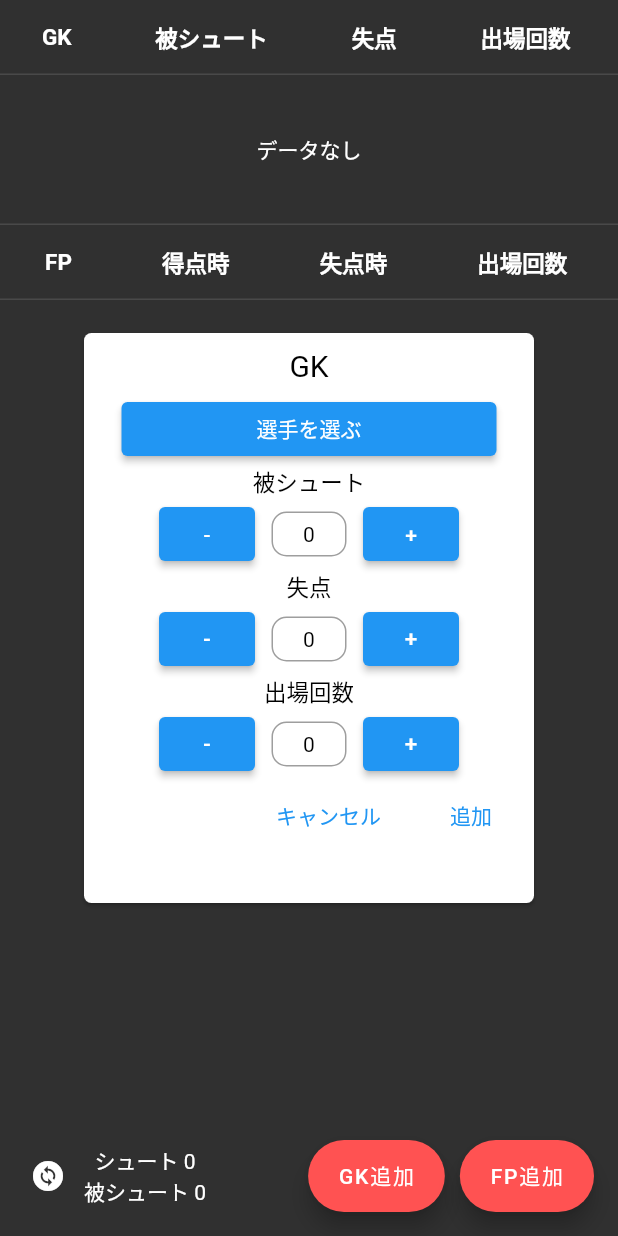
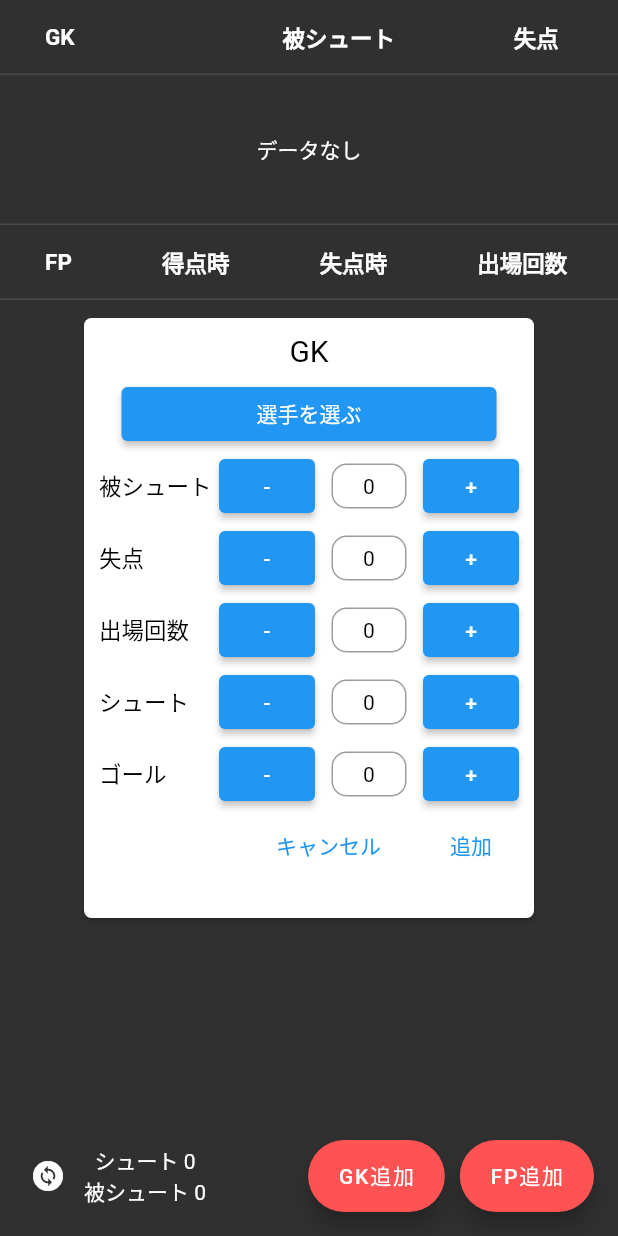
Before and after one commit to naokiwakata/futsal_analyse, a Flutter app: the PlayerStatsPage screen opened directly, after a tap on the "change circle" icon, after a tap on "GK追加", on a phone screen of 412 x 824 dp. Run offline on Flutter 3.47's test engine with Material 2 defaults, Android fonts, the phone set to English and light mode, and no system bars; our stand-ins replace charts_flutter, cloud_firestore, email_validator, firebase_auth, firebase_core, flutter_slidable and 2 more; missing offline and left inert: fcm_config; accounts and stored records are empty; statements that could not run were skipped.

Commit message:
個人スタッツにGKのゴールとシュートを反映

```diff
--- a/lib/presentation/input_game_data/player_stats_page.dart
+++ b/lib/presentation/input_game_data/player_stats_page.dart
@@ -26,11 +26,133 @@ class PlayerStatsPage extends StatelessWidget {
                 children: [
                   Column(
                     children: [
+                      GKSection(context, model),
+                      FPSection(model),
+                      model.gameFPList.isNotEmpty
+                          ? Expanded(
+                              child: Container(
+                                height: 550,
+                                child: Scrollbar(
+                                  child: ListView(
+                                    children: !model.hasShownParticipation
+                                        ? playerList(model.gameFPList, context)
+                                        : participationList(
+                                            model.gameFPList, context),
+                                  ),
+                                ),
+                              ),
+                            )
+                          : Expanded(
+                              child: Container(
+                                height: 600,
+                                width: double.infinity,
+                                child: Center(
+                                  child: Text('データなし'),
+                                ),
+                              ),
+                            ),
+                      bottomSection(model),
+                    ],
+                  ),
+                  showGK(context, model),
+                  showFP(model, context),
+                ],
+              ),
+            );
+          },
+        ),
+        floatingActionButton: Consumer<PlayerStatsModel>(
+          builder: (context, model, child) {
+            return Row(
+              mainAxisAlignment: MainAxisAlignment.end,
+              children: [
+                FloatingActionButton.extended(
+                  backgroundColor: Colors.redAccent,
+                  label: Text(
+                    'GK追加',
+                    style: TextStyle(color: Colors.white),
+                  ),
+                  heroTag: 'tag5',
+                  onPressed: () {
+                    model.selectGK();
+                    model.initValue();
+                  },
+                ),
+                SizedBox(
+                  width: 10,
+                ),
+                FloatingActionButton.extended(
+                  backgroundColor: Colors.redAccent,
+                  heroTag: 'tag6',
+                  label: Text(
+                    'FP追加',
+                    style: TextStyle(color: Colors.white),
+                  ),
+                  onPressed: () {
+                    model.selectFP();
+                    model.initValue();
+                  },
+                ),
+              ],
+            );
+          },
+        ),
+      ),
+    );
+  }
+
+  Widget bottomSection(PlayerStatsModel model) {
+    return Column(
+      children: [
+        Stack(
+          children: [
+            Container(
+              height: 80,
+            ),
+            Row(
+              children: [
+                Padding(
+                  padding: const EdgeInsets.only(left: 8, top: 16),
+                  child: IconButton(
+                    icon: Icon(Icons.change_circle),
+                    onPressed: () {
+                      model.changeFPlist();
+                    },
+                  ),
+                ),
+                Padding(
+                  padding: const EdgeInsets.only(top: 16),
+                  child: Column(
+                    mainAxisAlignment: MainAxisAlignment.start,
+                    children: [
+                      SizedBox(
+                        width: 20,
+                      ),
+                      Text('シュート ${model.allShoot}'),
+                      SizedBox(
+                        width: 10,
+                      ),
+                      Text('被シュート ${model.allShot}')
+                    ],
+                  ),
+                ),
+              ],
+            ),
+          ],
+        ),
+      ],
+    );
+  }
+
+  Widget GKSection(BuildContext context, PlayerStatsModel model) {
+    return Column(
+      children: [
         Container(
           height: 50,
           child: Row(
             mainAxisAlignment: MainAxisAlignment.spaceAround,
             children: [
+              SizedBox(width: 30),
               Container(
                 child: Text(
                   'GK',
@@ -40,6 +162,12 @@ class PlayerStatsPage extends StatelessWidget {
                   ),
                 ),
               ),
+              !model.hasShownParticipation
+                  ? Expanded(
+                      child: Row(
+                        mainAxisAlignment: MainAxisAlignment.spaceAround,
+                        children: [
+                          SizedBox(width: 20),
                           Container(
                             child: Text(
                               '被シュート',
@@ -69,6 +197,35 @@ class PlayerStatsPage extends StatelessWidget {
                           ),
                         ],
                       ),
+                    )
+                  : Expanded(
+                      child: Row(
+                        mainAxisAlignment: MainAxisAlignment.spaceAround,
+                        children: [
+                          SizedBox(width: 20),
+                          Container(
+                            child: Text(
+                              '被シュート',
+                              style: TextStyle(
+                                fontSize: 15,
+                                fontWeight: FontWeight.bold,
+                              ),
+                            ),
+                          ),
+                          Container(
+                            child: Text(
+                              '失点',
+                              style: TextStyle(
+                                fontSize: 15,
+                                fontWeight: FontWeight.bold,
+                              ),
+                            ),
+                          ),
+                        ],
+                      ),
+                    ),
+            ],
+          ),
         ),
         Divider(
           thickness: 1,
@@ -78,7 +235,9 @@ class PlayerStatsPage extends StatelessWidget {
             ? Container(
                 height: 100,
                 child: ListView(
-                                children: playerList(model.gameGKList, context),
+                  children: !model.hasShownParticipation
+                      ? playerList(model.gameGKList, context)
+                      : participationGKList(model.gameGKList, context),
                 ),
               )
             : Container(
@@ -92,6 +251,13 @@ class PlayerStatsPage extends StatelessWidget {
           thickness: 1,
           height: 0,
         ),
+      ],
+    );
+  }
+
+  Widget FPSection(PlayerStatsModel model) {
+    return Column(
+      children: [
         Container(
           height: 50,
           child: Row(
@@ -156,112 +322,7 @@ class PlayerStatsPage extends StatelessWidget {
           thickness: 1,
           height: 0,
         ),
-                      model.gameFPList.isNotEmpty
-                          ? Expanded(
-                              child: Container(
-                                height: 550,
-                                child: Scrollbar(
-                                  child: ListView(
-                                    children: !model.hasShownParticipation
-                                        ? playerList(model.gameFPList, context)
-                                        : participationList(
-                                            model.gameFPList, context),
-                                  ),
-                                ),
-                              ),
-                            )
-                          : Expanded(
-                              child: Container(
-                                height: 600,
-                                width: double.infinity,
-                                child: Center(
-                                  child: Text('データなし'),
-                                ),
-                              ),
-                            ),
-                      Stack(
-                        children: [
-                          Container(
-                            height: 80,
-                          ),
-                          Row(
-                            children: [
-                              Padding(
-                                padding:
-                                    const EdgeInsets.only(left: 8, top: 16),
-                                child: IconButton(
-                                  icon: Icon(Icons.change_circle),
-                                  onPressed: () {
-                                    model.changeFPlist();
-                                  },
-                                ),
-                              ),
-                              Padding(
-                                padding: const EdgeInsets.only(top: 16),
-                                child: Column(
-                                  mainAxisAlignment: MainAxisAlignment.start,
-                                  children: [
-                                    SizedBox(
-                                      width: 20,
-                                    ),
-                                    Text('シュート ${model.allShoot}'),
-                                    SizedBox(
-                                      width: 10,
-                                    ),
-                                    Text('被シュート ${model.allShot}')
       ],
-                                ),
-                              ),
-                            ],
-                          ),
-                        ],
-                      ),
-                    ],
-                  ),
-                  showGK(context, model),
-                  showFP(model, context),
-                ],
-              ),
-            );
-          },
-        ),
-        floatingActionButton: Consumer<PlayerStatsModel>(
-          builder: (context, model, child) {
-            return Row(
-              mainAxisAlignment: MainAxisAlignment.end,
-              children: [
-                FloatingActionButton.extended(
-                  backgroundColor: Colors.redAccent,
-                  label: Text(
-                    'GK追加',
-                    style: TextStyle(color: Colors.white),
-                  ),
-                  heroTag: 'tag5',
-                  onPressed: () {
-                    model.selectGK();
-                    model.initValue();
-                  },
-                ),
-                SizedBox(
-                  width: 10,
-                ),
-                FloatingActionButton.extended(
-                  backgroundColor: Colors.redAccent,
-                  heroTag: 'tag6',
-                  label: Text(
-                    'FP追加',
-                    style: TextStyle(color: Colors.white),
-                  ),
-                  onPressed: () {
-                    model.selectFP();
-                    model.initValue();
-                  },
-                ),
-              ],
-            );
-          },
-        ),
-      ),
     );
   }
 
@@ -271,7 +332,6 @@ class PlayerStatsPage extends StatelessWidget {
           (player) => Column(
             children: [
               Container(
-                child: Container(
                 height: 50,
                 padding: EdgeInsets.all(8.0),
                 child: Row(
@@ -348,7 +408,6 @@ class PlayerStatsPage extends StatelessWidget {
                       ),
                     ),
                   ],
-                  ),
                 ),
               ),
               Divider(
@@ -429,6 +488,76 @@ class PlayerStatsPage extends StatelessWidget {
                           ),
                         ),
                       ),
+                    ],
+                  ),
+                ),
+              ),
+              Divider(
+                thickness: 1.0,
+                height: 0,
+              ),
+            ],
+          ),
+        )
+        .toList();
+    return playerList;
+  }
+
+  List<Widget> participationGKList(List<Player> list, BuildContext context) {
+    final playerList = list
+        .map(
+          (player) => Column(
+            children: [
+              Container(
+                child: Container(
+                  height: 50,
+                  padding: EdgeInsets.all(8.0),
+                  child: Row(
+                    mainAxisAlignment: MainAxisAlignment.spaceAround,
+                    children: [
+                      Column(
+                        mainAxisAlignment: MainAxisAlignment.start,
+                        crossAxisAlignment: CrossAxisAlignment.start,
+                        children: [
+                          Container(
+                            width: 50,
+                            child: Text(
+                              player.uniformNumber.toString(),
+                              style: TextStyle(
+                                fontSize: 10,
+                              ),
+                            ),
+                          ),
+                          Container(
+                            child: Text(
+                              player.playerName,
+                              style: TextStyle(
+                                fontSize: 13,
+                              ),
+                            ),
+                          ),
+                        ],
+                      ),
+                      SizedBox(
+                        width: 10,
+                      ),
+                      Container(
+                          child: Text(
+                        player.goal.toString(),
+                        style: TextStyle(
+                          fontSize: 13,
+                        ),
+                      )),
+                      SizedBox(
+                        width: 10,
+                      ),
+                      Container(
+                          child: Text(
+                        player.shoot.toString(),
+                        style: TextStyle(
+                          fontSize: 13,
+                        ),
+                      )),
                     ],
                   ),
                 ),
@@ -775,6 +904,54 @@ class PlayerStatsPage extends StatelessWidget {
   }
 
   Widget showGK(BuildContext context, PlayerStatsModel model) {
+    Widget button(String title, void plus(), void minus(), int count) {
+      return Row(
+        mainAxisAlignment: MainAxisAlignment.spaceBetween,
+        children: [
+          Text(
+            title,
+            style: TextStyle(fontSize: 15, color: Colors.black),
+          ),
+          Center(
+            child: SizedBox(
+              width: 200,
+              child: Row(
+                mainAxisAlignment: MainAxisAlignment.spaceBetween,
+                children: [
+                  ElevatedButton(
+                    onPressed: () {
+                      minus();
+                    },
+                    child: Text('-'),
+                  ),
+                  Container(
+                    width: 50,
+                    height: 30,
+                    decoration: BoxDecoration(
+                      border: Border.all(color: Colors.grey),
+                      borderRadius: BorderRadius.circular(10),
+                    ),
+                    child: Center(
+                      child: Text(
+                        count.toString(),
+                        style: TextStyle(color: Colors.black),
+                      ),
+                    ),
+                  ),
+                  ElevatedButton(
+                    onPressed: () {
+                      plus();
+                    },
+                    child: Text('+'),
+                  ),
+                ],
+              ),
+            ),
+          ),
+        ],
+      );
+    }
+
     return Center(
       child: AnimatedContainer(
         curve: Curves.fastOutSlowIn,
@@ -785,7 +962,7 @@ class PlayerStatsPage extends StatelessWidget {
             decoration: BoxDecoration(
                 borderRadius: BorderRadius.circular(5), color: Colors.white),
             padding: EdgeInsets.only(right: 10, left: 10, top: 10, bottom: 10),
-            height: model.selectedGK ? 380 : 0,
+            height: model.selectedGK ? 400 : 0,
             width: model.selectedGK ? 300 : 0,
             child: Column(
               children: [
@@ -809,138 +986,16 @@ class PlayerStatsPage extends StatelessWidget {
                     },
                   ),
                 ),
-                Text(
-                  '被シュート',
-                  style: TextStyle(fontSize: 15, color: Colors.black),
-                ),
-                Center(
-                  child: SizedBox(
-                    width: 200,
-                    child: Row(
-                      mainAxisAlignment: MainAxisAlignment.spaceBetween,
-                      children: [
-                        ElevatedButton(
-                          onPressed: () {
-                            model.decrementShot();
-                          },
-                          child: Text('-'),
-                        ),
-                        Container(
-                          width: 50,
-                          height: 30,
-                          decoration: BoxDecoration(
-                            border: Border.all(color: Colors.grey),
-                            borderRadius: BorderRadius.circular(10),
-                          ),
-                          child: Center(
-                            child: Text(
-                              model.shot.toString(),
-                              style: TextStyle(color: Colors.black),
-                            ),
-                          ),
-                        ),
-                        ElevatedButton(
-                          onPressed: () {
-                            model.incrementShot();
-                          },
-                          child: Text('+'),
-                        ),
-                      ],
-                    ),
-                  ),
-                ),
-                Text(
-                  '失点',
-                  style: TextStyle(fontSize: 15, color: Colors.black),
-                ),
-                Center(
-                  child: SizedBox(
-                    width: 200,
-                    child: Row(
-                      mainAxisAlignment: MainAxisAlignment.spaceBetween,
-                      children: [
-                        ElevatedButton(
-                          onPressed: () {
-                            model.decrementScored();
-                          },
-                          child: Text(
-                            '-',
-                            style: TextStyle(fontSize: 15),
-                          ),
-                        ),
-                        Container(
-                          width: 50,
-                          height: 30,
-                          decoration: BoxDecoration(
-                            border: Border.all(color: Colors.grey),
-                            borderRadius: BorderRadius.circular(10),
-                          ),
-                          child: Center(
-                            child: Text(
-                              model.scored.toString(),
-                              style: TextStyle(color: Colors.black),
-                            ),
-                          ),
-                        ),
-                        ElevatedButton(
-                          onPressed: () {
-                            model.incrementScored();
-                          },
-                          child: Text(
-                            '+',
-                            style: TextStyle(fontSize: 15),
-                          ),
-                        ),
-                      ],
-                    ),
-                  ),
-                ),
-                Text(
-                  '出場回数',
-                  style: TextStyle(fontSize: 15, color: Colors.black),
-                ),
-                Center(
-                  child: SizedBox(
-                    width: 200,
-                    child: Row(
-                      mainAxisAlignment: MainAxisAlignment.spaceBetween,
-                      children: [
-                        ElevatedButton(
-                          onPressed: () {
-                            model.decrementParticipation();
-                          },
-                          child: Text(
-                            '-',
-                            style: TextStyle(fontSize: 15),
-                          ),
-                        ),
-                        Container(
-                          width: 50,
-                          height: 30,
-                          decoration: BoxDecoration(
-                            border: Border.all(color: Colors.grey),
-                            borderRadius: BorderRadius.circular(10),
-                          ),
-                          child: Center(
-                            child: Text(
-                              model.participation.toString(),
-                              style: TextStyle(color: Colors.black),
-                            ),
-                          ),
-                        ),
-                        ElevatedButton(
-                          onPressed: () {
-                            model.incrementParticipation();
-                          },
-                          child: Text(
-                            '+',
-                            style: TextStyle(fontSize: 15),
-                          ),
-                        ),
-                      ],
-                    ),
-                  ),
-                ),
+                button('被シュート', model.incrementShot, model.decrementShot,
+                    model.shot),
+                button('失点', model.incrementScored, model.decrementScored,
+                    model.scored),
+                button('出場回数', model.incrementParticipation,
+                    model.decrementParticipation, model.participation),
+                button('シュート', model.incrementShootGK, model.decrementShootGK,
+                    model.shootGK),
+                button('ゴール', model.incrementGoalGK, model.decrementGoalGK,
+                    model.goalGK),
                 Row(
                   mainAxisAlignment: MainAxisAlignment.end,
                   children: [
--- a/lib/repository/teams_repository.dart
+++ b/lib/repository/teams_repository.dart
@@ -259,7 +259,7 @@ class TeamsRepository {
         'allShoot': 0,
         'allShot': 0,
         'teamsUid': _teams.uid,
-        'category':category.categoryName,
+        'category': category.categoryName,
       },
     );
   }
@@ -484,6 +484,8 @@ class TeamsRepository {
     int scored,
     int shot,
     int participation,
+    int shoot,
+    int goal,
   }) async {
     _firestore
         .collection('teams')
@@ -501,6 +503,8 @@ class TeamsRepository {
         'position': player.position,
         'shot': shot,
         'scored': scored,
+        'shoot': shoot,
+        'goal': goal,
         'participation': participation,
         'teamUid': _teams.uid,
         'categoryUid': category.uid,
```
Also changed, not shown: lib/presentation/input_game_data/player_stats_model.dart (+26 -0 lines). Lines whose indentation alone changed are shown as unchanged.
